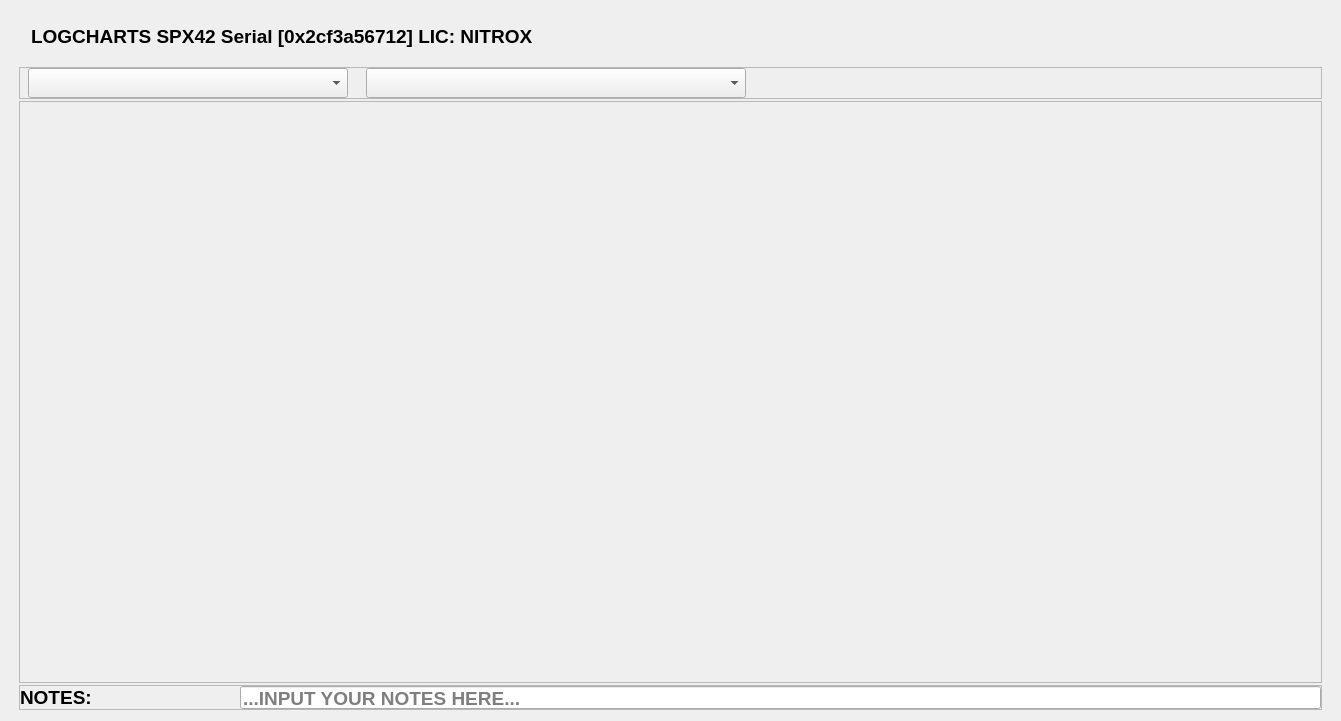
First picture: the form in src/ui/ChartsFragment.ui, repository dmarc0001/spx42Control, before the edit.
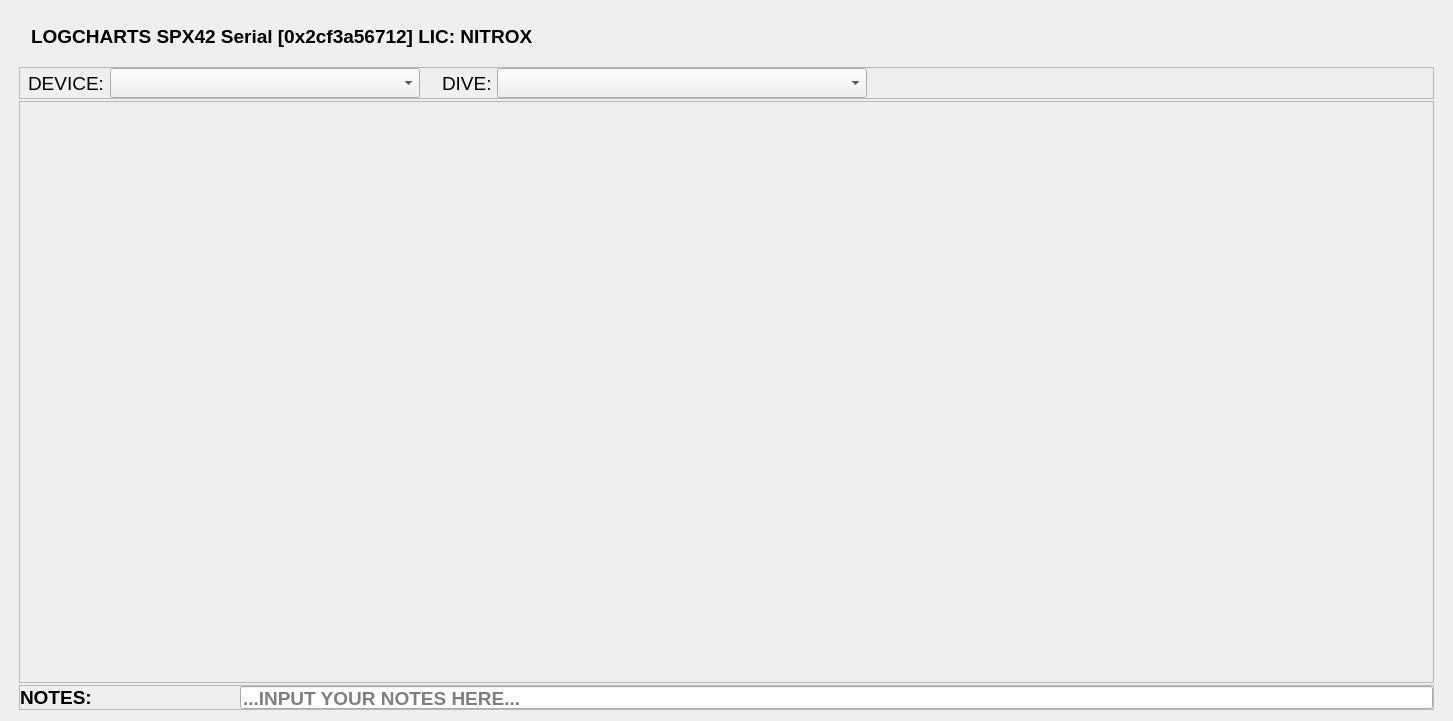
Second picture: the form after the edit.

Commit message: - update chart seite: LAbels fuer device und dive

```diff
--- a/src/ui/ChartsFragment.ui
+++ b/src/ui/ChartsFragment.ui
@@ -6,7 +6,7 @@
    <rect>
     <x>0</x>
     <y>0</y>
-    <width>1341</width>
+    <width>1453</width>
     <height>721</height>
    </rect>
   </property>
@@ -159,11 +159,23 @@
          <property name="bottomMargin">
           <number>0</number>
          </property>
+         <item>
+          <widget class="QLabel" name="deviceNameLabel">
+           <property name="font">
+            <font>
+             <pointsize>14</pointsize>
+            </font>
+           </property>
+           <property name="text">
+            <string>DEVICE: </string>
+           </property>
+          </widget>
+         </item>
          <item>
           <widget class="QComboBox" name="deviceSelectComboBox">
            <property name="minimumSize">
             <size>
-             <width>320</width>
+             <width>310</width>
              <height>24</height>
             </size>
            </property>
@@ -194,21 +206,33 @@
             <enum>Qt::Horizontal</enum>
            </property>
            <property name="sizeType">
-            <enum>QSizePolicy::Preferred</enum>
+            <enum>QSizePolicy::Fixed</enum>
            </property>
            <property name="sizeHint" stdset="0">
             <size>
-             <width>35</width>
+             <width>22</width>
              <height>20</height>
             </size>
            </property>
           </spacer>
          </item>
+         <item>
+          <widget class="QLabel" name="diveLabel">
+           <property name="font">
+            <font>
+             <pointsize>14</pointsize>
+            </font>
+           </property>
+           <property name="text">
+            <string>DIVE: </string>
+           </property>
+          </widget>
+         </item>
          <item>
           <widget class="QComboBox" name="diveSelectComboBox">
            <property name="minimumSize">
             <size>
-             <width>380</width>
+             <width>370</width>
              <height>24</height>
             </size>
            </property>
@@ -243,7 +267,7 @@
            </property>
            <property name="sizeHint" stdset="0">
             <size>
-             <width>567</width>
+             <width>547</width>
              <height>20</height>
             </size>
            </property>
```
The commit also changes 3 other files.
